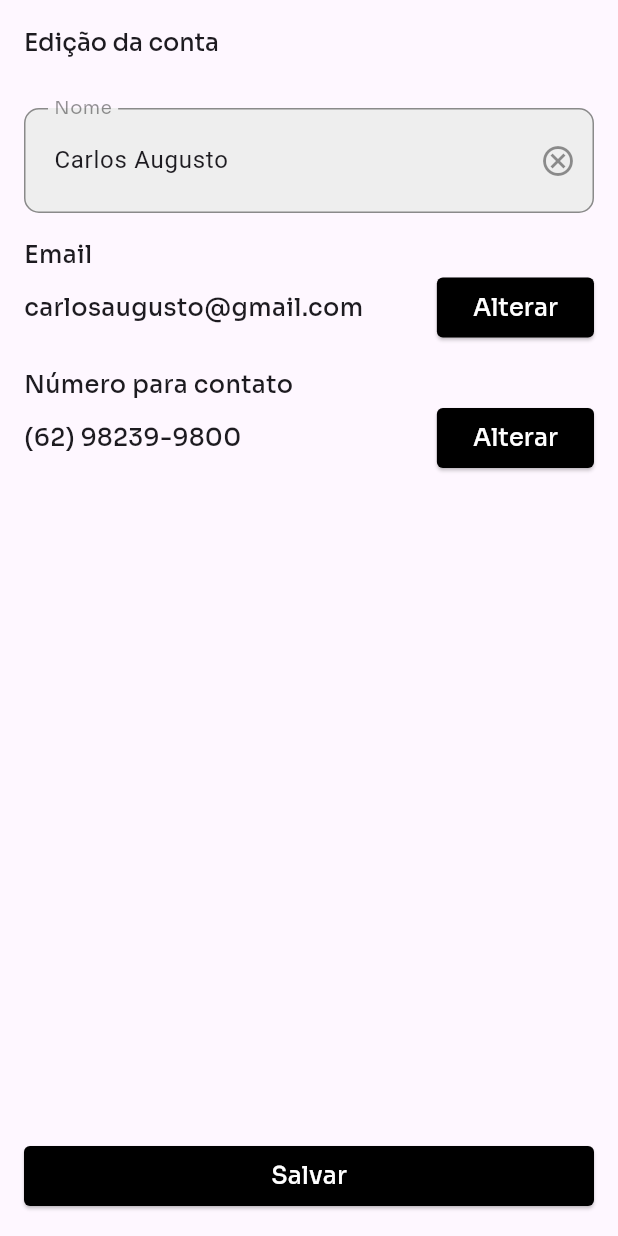
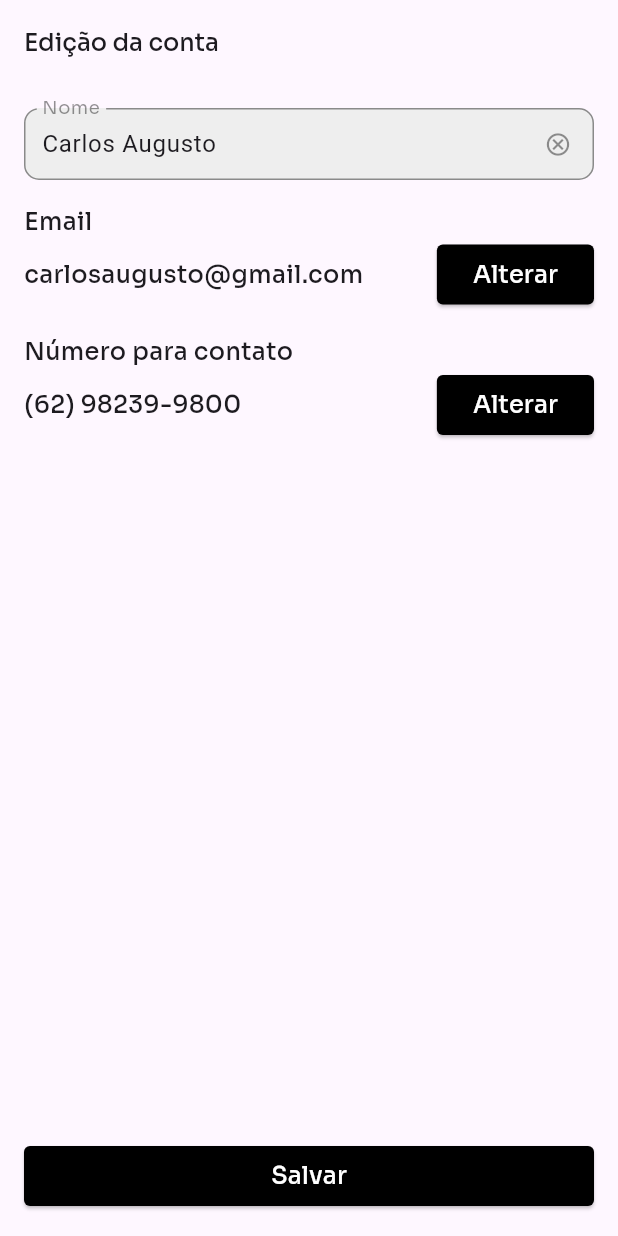
Before and after one commit to Cabelin-barber/cabelin-app, a Flutter app: the EditAccountPage screen opened by its route, on a phone screen of 412 x 824 dp. Run offline on Flutter 3.47's test engine with Material 3 defaults, Android fonts, the phone set to English and light mode, and no system bars; our stand-ins replace custom_refresh_indicator, dio, easy_date_timeline, event_bus, firebase_auth, firebase_core and 16 more; accounts and stored records are empty; generated files the repository leaves out were written again; network calls fail.

Commit message:
feat: :sparkles: diminuindo tamanho do textfield

```diff
--- a/lib/widgets/textfield_widget.dart
+++ b/lib/widgets/textfield_widget.dart
@@ -70,6 +70,8 @@ class _TextfieldWidgetState extends State<TextfieldWidget> {
         maxLength: widget.maxLength,
         obscureText: widget.isPasswordField ? isObscureText : false,
         decoration: InputDecoration(
+          contentPadding: const EdgeInsets.all(8),
+          isDense: true,
           suffixIcon:widget.isPasswordField
             ? Visibility(
                visible: isObscureText,
@@ -86,9 +88,11 @@ class _TextfieldWidgetState extends State<TextfieldWidget> {
               valueListenable: widget.controller!,
               builder: (contenxt, value, _) => Visibility(
                 visible: value.text.isNotEmpty,
-                child: IconButton(
-                  icon: const Icon(Icons.cancel_outlined),
-                  onPressed: () => widget.controller?.clear()
+                child: GestureDetector(
+                  onTap:() => widget.controller?.clear(),
+                  child: Icon(Icons.cancel_outlined
+                    //onPressed: () => widget.controller?.clear()
+                  ),
                 ),
               ),
             ),
```
